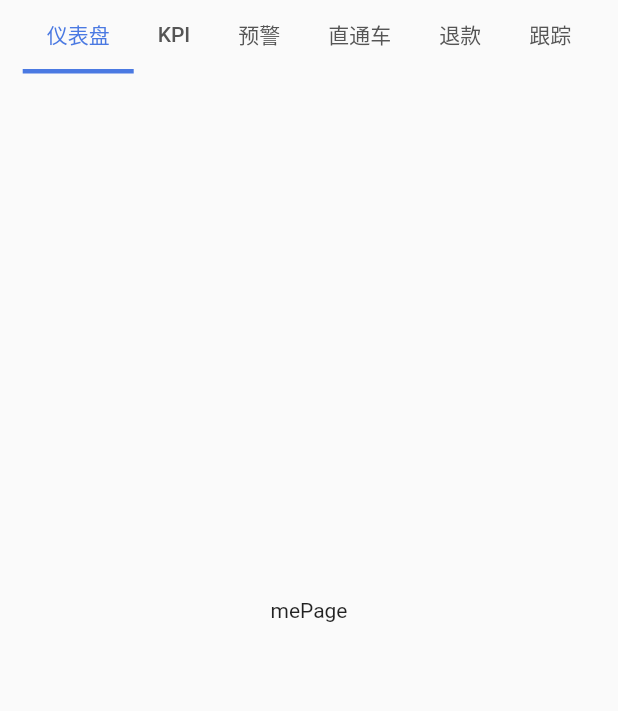
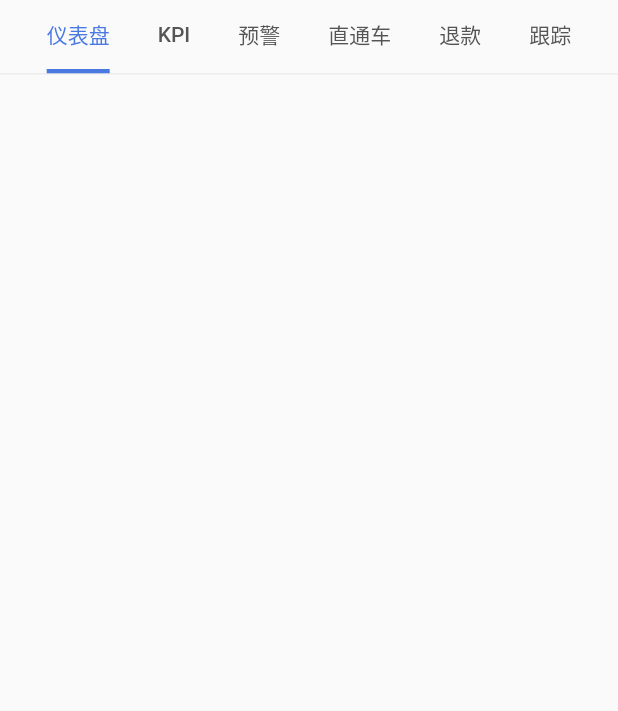
Before and after one commit to dashugege/BehavioDemo, a Flutter app: the screen it shows after launch, on a phone screen of 412 x 824 dp. Shown: the top 711 px of the screen. Run offline on Flutter 3.47's test engine with Material 2 defaults, Android fonts, the phone set to English and light mode, and no system bars.

Commit message:
Tab 下面增加分割线

```diff
--- a/demo_app/lib/pages/dashboard.dart
+++ b/demo_app/lib/pages/dashboard.dart
@@ -10,8 +10,8 @@ class Dashboard extends StatefulWidget {
 class _DashboardState extends State<Dashboard> {
   @override
   Widget build(BuildContext context) {
-    return Center(
-      child: Text('mePage'),
+    return Column(
+      children: <Widget>[Container()],
     );
   }
 }
--- a/demo_app/lib/pages/home.dart
+++ b/demo_app/lib/pages/home.dart
@@ -50,9 +50,15 @@ class _HomeState extends State<Home> with SingleTickerProviderStateMixin {
           controller: _tabController,
           isScrollable: true,
           indicatorColor: Color(0xFF4A79E2),
+          indicatorSize: TabBarIndicatorSize.label,
           indicatorWeight: 3.0,
           labelColor: Color(0xFF4A79E2),
           unselectedLabelColor: Color(0xFF555555),
+        ),
+        Container(
+          decoration: BoxDecoration(
+              border: Border(
+                  bottom: BorderSide(width: 0.5, color: Color(0xFFDEDEDE)))),
         ),
         Expanded(
           child: TabBarView(
```
